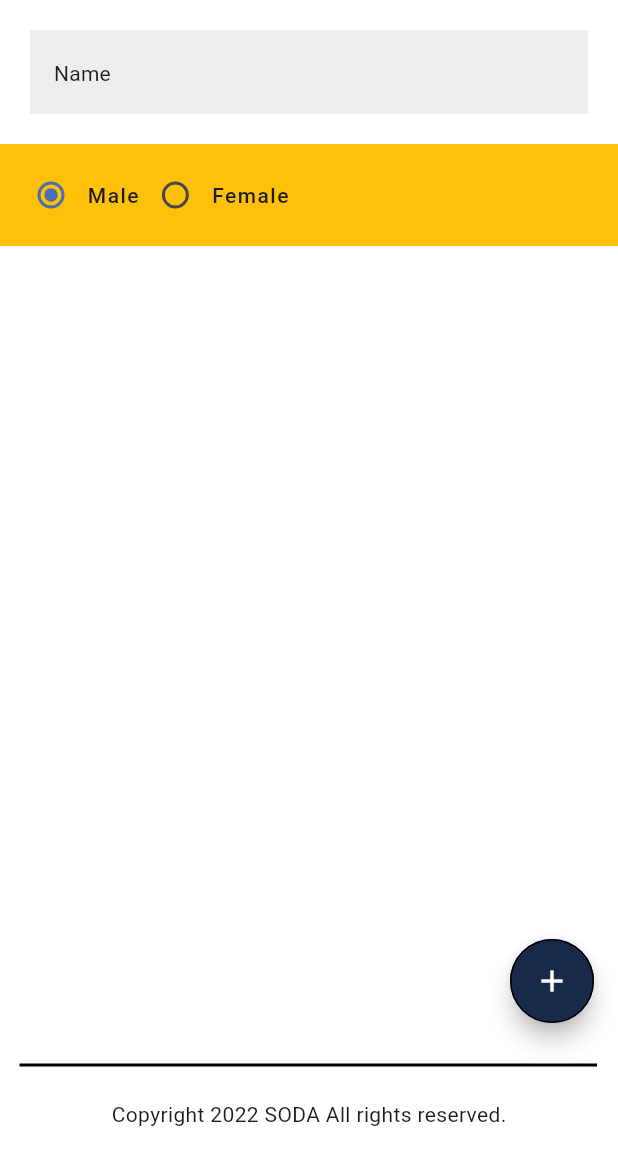
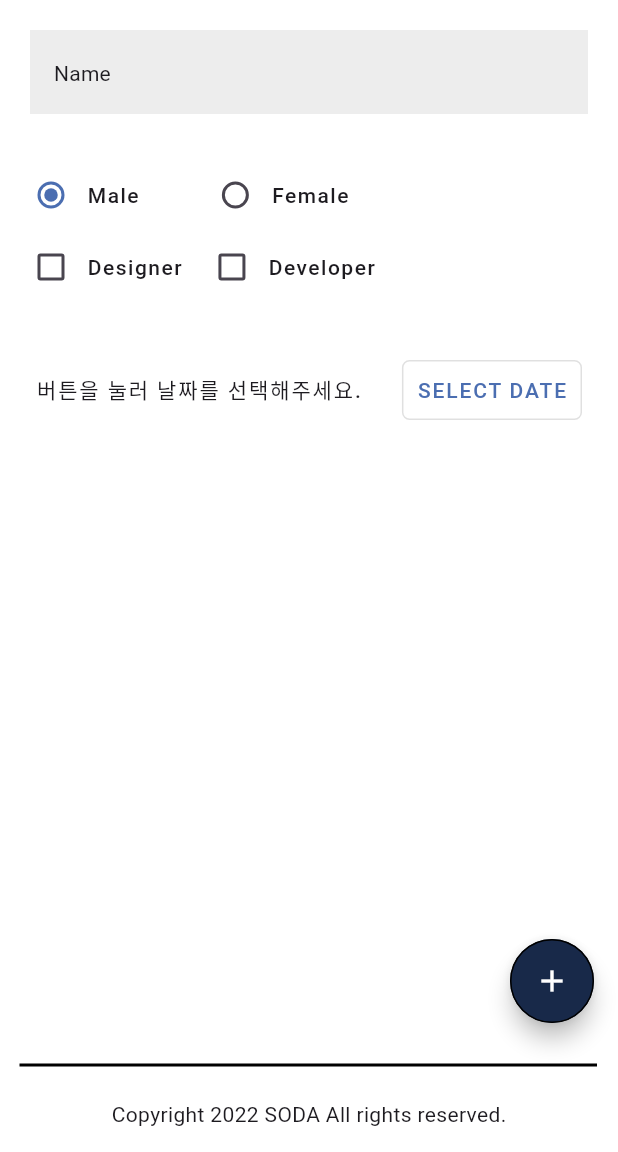
Before and after one commit to GYUM17/bboilerplate, a Flutter app: the screen it shows after launch, on a phone screen of 412 x 824 dp, the part 84-1236 px from its top. Run offline on Flutter 3.47's test engine with Material 3 defaults, Android fonts, the phone set to English and light mode, and no system bars; our stand-ins replace google_fonts.

Commit message:
Complete DatePicker

```diff
--- a/boilerplate3/lib/main.dart
+++ b/boilerplate3/lib/main.dart
@@ -37,6 +37,20 @@ class MyApp extends StatelessWidget {
           children: [
             Padding(padding: const EdgeInsets.all(20.0), child: MyTextfield()),
             RadioExample(),
+            Padding(
+              padding: const EdgeInsets.only(left: 8.0, top: 20),
+              child: ListTile(
+                title: Text(
+                  '버튼을 눌러 날짜를 선택해주세요.',
+                  style: TextStyle(
+                    fontWeight: FontWeight.w500,
+                    fontSize: 14,
+                    letterSpacing: 1.25,
+                  ),
+                ),
+                trailing: MyTextButton(),
+              ),
+            ),
           ],
         ),
 
@@ -73,6 +87,53 @@ class MyApp extends StatelessWidget {
   }
 }
 
+class MyTextButton extends StatefulWidget {
+  const MyTextButton({super.key});
+
+  @override
+  State<MyTextButton> createState() => _MyTextButtonState();
+}
+
+class _MyTextButtonState extends State<MyTextButton> {
+  DateTime? selectedDate;
+
+  Future<void> _selectDate() async {
+    final DateTime? pickedDate = await showDatePicker(
+      context: context,
+      initialDate: DateTime(2025, 7, 12),
+      firstDate: DateTime(2001),
+      lastDate: DateTime(2030),
+    );
+
+    setState(() {
+      selectedDate = pickedDate;
+    });
+  }
+
+  @override
+  Widget build(BuildContext context) {
+    return ElevatedButton(
+      style: OutlinedButton.styleFrom(
+        side: BorderSide(color: Color.fromRGBO(0, 0, 0, 0.12)),
+        backgroundColor: Colors.white,
+        elevation: 0,
+        shape: RoundedRectangleBorder(borderRadius: BorderRadius.circular(5)),
+        padding: EdgeInsets.only(bottom: 6, top: 6, left: 10, right: 10),
+      ),
+      onPressed: _selectDate,
+      child: Text(
+        'SELECT DATE',
+        style: GoogleFonts.roboto(
+          textStyle: TextStyle(color: Color(0xff4B6EB1)),
+          fontWeight: FontWeight.w500,
+          fontSize: 14,
+          letterSpacing: 1.25,
+        ),
+      ),
+    );
+  }
+}
+
 class MyTextfield extends StatefulWidget {
   const MyTextfield({super.key});
 
@@ -84,6 +145,7 @@ class _MyTextfieldState extends State<MyTextfield> {
   @override
   Widget build(BuildContext context) {
     return TextField(
+      onTapOutside: (event) => FocusManager.instance.primaryFocus?.unfocus(),
       decoration: InputDecoration(
         focusedBorder: OutlineInputBorder(
           borderSide: BorderSide(width: 1),
@@ -183,18 +245,20 @@ class RadioExample extends StatefulWidget {
 }
 
 class _RadioExampleState extends State<RadioExample> {
+  bool isChecked = false;
+  bool isChecked2 = false;
+
   SingingCharacter? _character = SingingCharacter.male;
 
   @override
   Widget build(BuildContext context) {
-    return Container(
-      color: Colors.amber,
-      child: Padding(
+    return Padding(
       padding: const EdgeInsets.all(10.0),
-        child: Row(
+      child: Column(
         children: [
-            Center(
-              child: Row(
+          Row(
+            children: [
+              Row(
                 children: [
                   Radio<SingingCharacter>(
                     activeColor: Color(0xff4B6EB1),
@@ -215,8 +279,9 @@ class _RadioExampleState extends State<RadioExample> {
                   ),
                 ],
               ),
-            ),
-            Row(
+              Padding(
+                padding: const EdgeInsets.only(left: 40.0),
+                child: Row(
                   children: [
                     Radio<SingingCharacter>(
                       activeColor: Color(0xff4B6EB1),
@@ -237,9 +302,115 @@ class _RadioExampleState extends State<RadioExample> {
                     ),
                   ],
                 ),
+              ),
             ],
           ),
+          Row(
+            children: [
+              Row(
+                children: [
+                  Checkbox(
+                    fillColor: WidgetStateProperty.resolveWith<Color>((
+                      Set<WidgetState> states,
+                    ) {
+                      if (states.contains(WidgetState.selected)) {
+                        return Color(0xff4B6EB1);
+                      }
+                      return Colors.white;
+                    }),
+                    value: isChecked,
+                    onChanged: (bool? value) {
+                      setState(() {
+                        isChecked = value!;
+                      });
+                    },
+                  ),
+                  Text(
+                    'Designer',
+                    style: TextStyle(
+                      fontWeight: FontWeight.w500,
+                      letterSpacing: 1.0,
+                    ),
+                  ),
+                ],
+              ),
+              Padding(
+                padding: const EdgeInsets.only(left: 9.0),
+                child: Row(
+                  children: [
+                    Checkbox(
+                      fillColor: WidgetStateProperty.resolveWith<Color>((
+                        Set<WidgetState> states,
+                      ) {
+                        if (states.contains(WidgetState.selected)) {
+                          return Color(0xff4B6EB1);
+                        }
+                        return Colors.white;
+                      }),
+                      value: isChecked2,
+                      onChanged: (bool? value) {
+                        setState(() {
+                          isChecked2 = value!;
+                        });
+                      },
+                    ),
+                    Text(
+                      'Developer',
+                      style: TextStyle(
+                        fontWeight: FontWeight.w500,
+                        letterSpacing: 1.0,
+                      ),
+                    ),
+                  ],
+                ),
+              ),
+            ],
+          ),
+        ],
       ),
     );
   }
 }
+
+class MyDatePicker extends StatefulWidget {
+  const MyDatePicker({super.key});
+
+  @override
+  State<MyDatePicker> createState() => _MyDatePicker();
+}
+
+class _MyDatePicker extends State<MyDatePicker> {
+  DateTime? selectedDate;
+
+  Future<void> _selectDate() async {
+    final DateTime? pickedDate = await showDatePicker(
+      context: context,
+      initialDate: DateTime(2021, 7, 25),
+      firstDate: DateTime(2021),
+      lastDate: DateTime(2022),
+    );
+
+    setState(() {
+      selectedDate = pickedDate;
+    });
+  }
+
+  @override
+  Widget build(BuildContext context) {
+    return Column(
+      mainAxisSize: MainAxisSize.min,
+      spacing: 20,
+      children: <Widget>[
+        Text(
+          selectedDate != null
+              ? '${selectedDate!.day}/${selectedDate!.month}/${selectedDate!.year}'
+              : 'No date selected',
+        ),
+        OutlinedButton(
+          onPressed: _selectDate,
+          child: const Text('Select Date'),
+        ),
+      ],
+    );
+  }
+}
```
Lines whose indentation alone changed are shown as unchanged.
